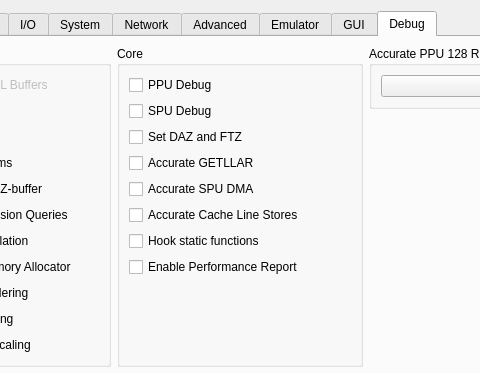
RPCS3/rpcs3, file rpcs3/rpcs3qt/settings_dialog.ui: the form before one commit; both pictures show x 158 to 638 and y 0 to 373 of the 796 by 677 pixel window.
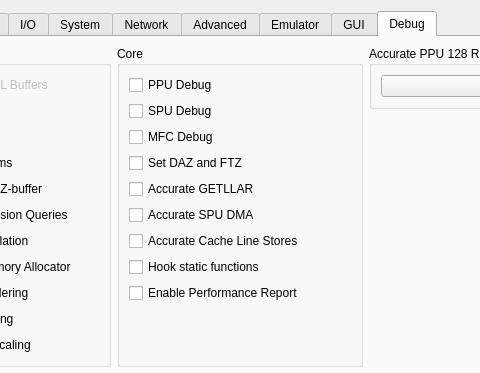
The form after the commit. The open tabs and pages were chosen to show the change. Icons and pictures are not drawn.

What changed in the file:
```diff
--- a/rpcs3/rpcs3qt/settings_dialog.ui
+++ b/rpcs3/rpcs3qt/settings_dialog.ui
@@ -3453,6 +3453,13 @@
               </property>
              </widget>
             </item>
+            <item>
+             <widget class="QCheckBox" name="mfcDebug">
+              <property name="text">
+               <string>MFC Debug</string>
+              </property>
+             </widget>
+            </item>
             <item>
              <widget class="QCheckBox" name="setDAZandFTZ">
               <property name="text">
```
